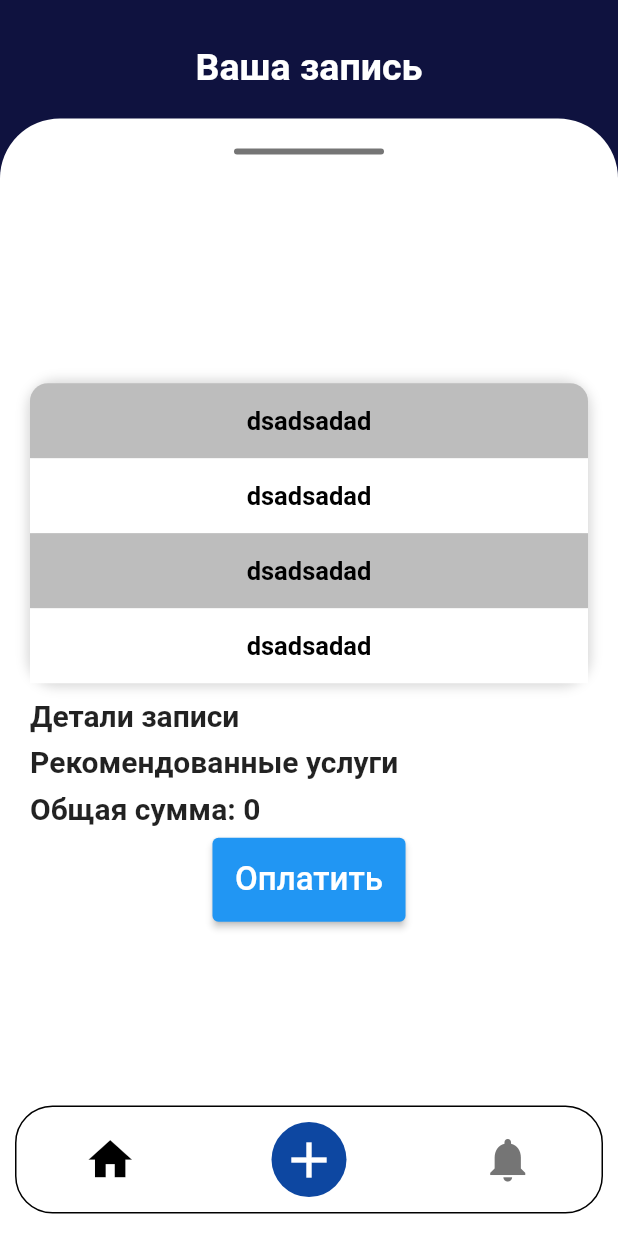
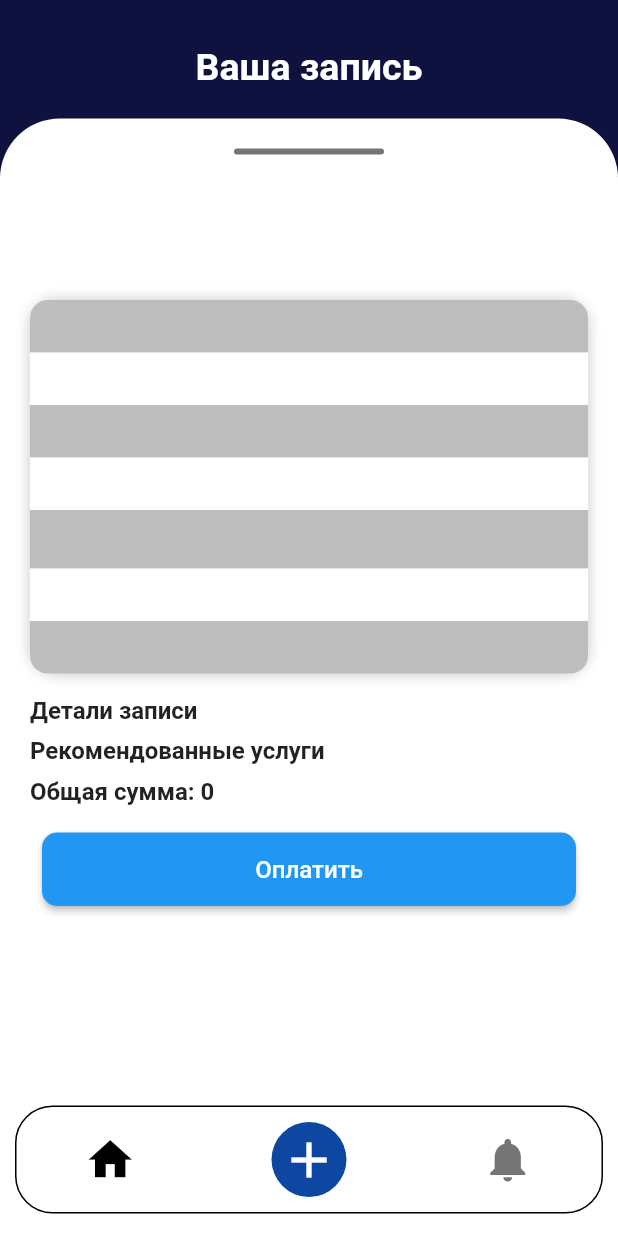
Before and after one commit to Arthurysh/NotiKey-Mobile, a Flutter app: the DetailNote screen opened directly with empty values, on a phone screen of 412 x 824 dp. Run offline on Flutter 3.47's test engine with Material 2 defaults, Android fonts, the phone set to English and light mode, and no system bars; our stand-ins replace flutter_slidable.

Commit message:
Started created detailed note's screen logic

```diff
--- a/lib/detail_note.dart
+++ b/lib/detail_note.dart
@@ -1,5 +1,8 @@
+// ignore_for_file: unused_element
+
 import 'package:flutter/cupertino.dart';
 import 'package:notikey/Entity/note.dart';
+import 'package:notikey/Entity/service.dart';
 import 'package:notikey/UI/swipe_bottom_block.dart';
 import 'package:flutter/material.dart';
 // import 'package:pay/pay.dart';
@@ -12,13 +15,15 @@ class DetailNote extends StatefulWidget {
   DetailNote(this.viewNoteObj, {Key? key});
 
   @override
-  _DetailNoteState createState() => _DetailNoteState();
+  // ignore: no_logic_in_create_state
+  _DetailNoteState createState() => _DetailNoteState(viewNoteObj);
 }
 
 class _DetailNoteState extends State<DetailNote> {
   List<String> noteDetails = ['A', 'B', 'C', 'D'];
   int resultPrice = 0;
-
+  late Note viewNoteObj;
+  _DetailNoteState(this.viewNoteObj, {Key? key});
   // final _paymentItems = [
   //   PaymentItem(
   //     label: 'Total',
@@ -51,11 +56,13 @@ class _DetailNoteState extends State<DetailNote> {
                 ),
               ),
               SwipeBottomBlock(
-                  Column(
+                  SizedBox(
+                    height: 450,
+                    child: ListView(
                       children: [
                         Container(
                           margin: const EdgeInsets.only(
-                            right: 20, left: 20, top: 20, bottom: 10),
+                              right: 20, left: 20, bottom: 15),
                           decoration: BoxDecoration(
                             borderRadius: BorderRadius.circular(20),
                             boxShadow: [
@@ -69,7 +76,7 @@ class _DetailNoteState extends State<DetailNote> {
                           child: Column(
                             children: [
                               Container(
-                              padding: const EdgeInsets.all(15),
+                                padding: const EdgeInsets.all(8),
                                 width: double.infinity,
                                 decoration: BoxDecoration(
                                   color: Colors.grey[400],
@@ -78,52 +85,106 @@ class _DetailNoteState extends State<DetailNote> {
                                     topLeft: Radius.circular(12),
                                   ),
                                 ),
-                              child: const Text('dsadsadad',
+                                child: Text(viewNoteObj.stationName,
                                     textAlign: TextAlign.center,
-                                  style: TextStyle(
+                                    style: const TextStyle(
                                       color: Colors.black,
-                                    fontSize: 17,
+                                      fontSize: 16,
                                       fontWeight: FontWeight.bold,
                                     )),
                               ),
                               Container(
-                              padding: const EdgeInsets.all(15),
+                                padding: const EdgeInsets.all(8),
                                 width: double.infinity,
                                 decoration: const BoxDecoration(
                                   color: Colors.white,
                                 ),
-                              child: const Text('dsadsadad',
+                                child: Text(viewNoteObj.adress,
                                     textAlign: TextAlign.center,
-                                  style: TextStyle(
+                                    style: const TextStyle(
                                       color: Colors.black,
-                                    fontSize: 17,
+                                      fontSize: 16,
                                       fontWeight: FontWeight.bold,
                                     )),
                               ),
                               Container(
-                              padding: const EdgeInsets.all(15),
+                                padding: const EdgeInsets.all(8),
                                 width: double.infinity,
                                 decoration: BoxDecoration(
                                   color: Colors.grey[400],
                                 ),
-                              child: const Text('dsadsadad',
+                                child: Text(
+                                    viewNoteObj.brand + " " + viewNoteObj.model,
                                     textAlign: TextAlign.center,
-                                  style: TextStyle(
+                                    style: const TextStyle(
                                       color: Colors.black,
-                                    fontSize: 17,
+                                      fontSize: 16,
                                       fontWeight: FontWeight.bold,
                                     )),
                               ),
                               Container(
-                              padding: const EdgeInsets.all(15),
+                                padding: const EdgeInsets.all(8),
                                 width: double.infinity,
                                 decoration:
                                     const BoxDecoration(color: Colors.white),
-                              child: const Text('dsadsadad',
+                                child: Text(
+                                    viewNoteObj.date
+                                        .toString()
+                                        .split('-')
+                                        .reversed
+                                        .join('.'),
                                     textAlign: TextAlign.center,
-                                  style: TextStyle(
+                                    style: const TextStyle(
                                       color: Colors.black,
-                                    fontSize: 17,
+                                      fontSize: 16,
+                                      fontWeight: FontWeight.bold,
+                                    )),
+                              ),
+                              Container(
+                                padding: const EdgeInsets.all(10),
+                                width: double.infinity,
+                                decoration: BoxDecoration(
+                                  color: Colors.grey[400],
+                                ),
+                                child: Text(viewNoteObj.time,
+                                    textAlign: TextAlign.center,
+                                    style: const TextStyle(
+                                      color: Colors.black,
+                                      fontSize: 16,
+                                      fontWeight: FontWeight.bold,
+                                    )),
+                              ),
+                              Container(
+                                padding: const EdgeInsets.all(8),
+                                width: double.infinity,
+                                decoration: const BoxDecoration(
+                                  color: Colors.white,
+                                ),
+                                child: Text(viewNoteObj.status,
+                                    textAlign: TextAlign.center,
+                                    style: const TextStyle(
+                                      color: Colors.black,
+                                      fontSize: 16,
+                                      fontWeight: FontWeight.bold,
+                                    )),
+                              ),
+                              Container(
+                                padding: const EdgeInsets.all(8),
+                                width: double.infinity,
+                                decoration: BoxDecoration(
+                                  color: Colors.grey[400],
+                                  borderRadius: const BorderRadius.only(
+                                    bottomLeft: Radius.circular(12),
+                                    bottomRight: Radius.circular(12),
+                                  ),
+                                ),
+                                child: Text(
+                                    convertNoteServicesToString(
+                                        viewNoteObj.services),
+                                    textAlign: TextAlign.center,
+                                    style: const TextStyle(
+                                      color: Colors.black,
+                                      fontSize: 16,
                                       fontWeight: FontWeight.bold,
                                     )),
                               ),
@@ -131,16 +192,17 @@ class _DetailNoteState extends State<DetailNote> {
                           ),
                         ),
                         Container(
-                        padding: const EdgeInsets.only(left: 20, right: 15),
+                          padding: const EdgeInsets.only(
+                              left: 20, right: 20, bottom: 10),
                           width: double.infinity,
-                        //color: Colors.green,
+                          // color: Colors.green,
                           child: Column(
                             crossAxisAlignment: CrossAxisAlignment.start,
                             children: [
                               const Text(
                                 "Детали записи",
                                 style: TextStyle(
-                                fontSize: 20,
+                                  fontSize: 16,
                                   fontWeight: FontWeight.bold,
                                 ),
                               ),
@@ -149,17 +211,18 @@ class _DetailNoteState extends State<DetailNote> {
                                 child: const Text(
                                   "Рекомендованные услуги",
                                   style: TextStyle(
-                                  fontSize: 20,
+                                    fontSize: 16,
                                     fontWeight: FontWeight.bold,
                                   ),
                                 ),
                               ),
                               Container(
-                              padding: const EdgeInsets.only(top: 8, bottom: 8),
+                                padding:
+                                    const EdgeInsets.only(top: 8, bottom: 8),
                                 child: Text(
                                   "Общая сумма: $resultPrice",
                                   style: const TextStyle(
-                                  fontSize: 20,
+                                    fontSize: 16,
                                     fontWeight: FontWeight.bold,
                                   ),
                                 ),
@@ -178,18 +241,29 @@ class _DetailNoteState extends State<DetailNote> {
                         //     child: CircularProgressIndicator(),
                         //   ),
                         // )
-                      ElevatedButton(
+                        Padding(
+                          padding: const EdgeInsets.only(left: 28, right: 28),
+                          child: ElevatedButton(
                             style: ButtonStyle(
                               padding: MaterialStateProperty.all(
-                                const EdgeInsets.all(15))),
+                                const EdgeInsets.all(15),
+                              ),
+                              shape: MaterialStateProperty.all(
+                                RoundedRectangleBorder(
+                                  borderRadius: BorderRadius.circular(10.0),
+                                ),
+                              ),
+                            ),
                             child: const Text("Оплатить",
-                            style: TextStyle(fontSize: 22)),
+                                style: TextStyle(fontSize: 16)),
                             onPressed: () {
                               // ignore: avoid_print
                               print("Clicked");
                             },
+                          ),
                         )
                       ],
+                    ),
                   ),
                   true,
                   false)
@@ -200,4 +274,20 @@ class _DetailNoteState extends State<DetailNote> {
       ),
     );
   }
+
+  String convertNoteServicesToString(List<Service> services) {
+    String servicesString = '';
+
+    int count = 0;
+    for (var item in services) {
+      count++;
+      if (count < services.length) {
+        servicesString += item.name + ", ";
+      } else {
+        servicesString += item.name;
+        count++;
       }
+    }
+    return servicesString;
+  }
+}
--- a/lib/notes.dart
+++ b/lib/notes.dart
@@ -9,6 +9,7 @@ import 'package:notikey/Entity/note_status.dart';
 import 'package:notikey/Entity/service.dart';
 import 'package:notikey/Services/connect_controller.dart';
 import 'package:notikey/UI/swipe_bottom_block.dart';
+import 'package:notikey/detail_note.dart';
 
 class Notes extends StatefulWidget {
   late int userId;
@@ -53,17 +54,16 @@ class _NotesState extends State<Notes> {
                   ),
                   true,
                   false)
-              // BottomNavigate(false, true),
             ],
           )
         ],
       ),
-      // body: ListSidableWidget(userId),
     );
   }
 }
 
 class NoteBlock extends StatelessWidget {
+  late int noteId;
   late String name;
   late String status;
   late String services;
@@ -72,9 +72,10 @@ class NoteBlock extends StatelessWidget {
   late String date;
   late String time;
   late Color noteColor;
+  late Note noteObj;
 
-  NoteBlock(this.name, this.status, List<Service> services, this.car,
-      this.station, date, this.time, this.noteColor,
+  NoteBlock(this.noteId, this.name, this.status, List<Service> services,
+      this.car, this.station, date, this.time, this.noteColor, this.noteObj,
       {Key? key})
       : super(key: key) {
     this.services = convertNoteServicesToString(services);
@@ -159,8 +160,8 @@ class NoteBlock extends StatelessWidget {
         ),
       ),
       onTap: () {
-        // ignore: avoid_print
-        print('Note');
+        Navigator.push(context,
+            MaterialPageRoute(builder: (context) => DetailNote(noteObj)));
       },
     );
   }
@@ -222,6 +223,7 @@ class _DismissibleListState extends State<ListSidableWidget> {
                 }
                 return SlidableWidget(
                   child: NoteBlock(
+                      item.id,
                       item.name,
                       item.status,
                       item.services,
@@ -229,7 +231,8 @@ class _DismissibleListState extends State<ListSidableWidget> {
                       item.stationName,
                       item.date,
                       item.time,
-                      noteColor),
+                      noteColor,
+                      item),
                   onDismissed: (action) {
                     setState(
                       () {
```
Lines whose indentation alone changed are shown as unchanged.
